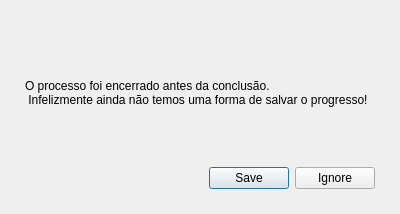
Before: the Qt Designer form widgets/cancel_dialog_base.ui in eduardo-c-siqueira/cria-memorial-qgis, drawn with Qt 5.
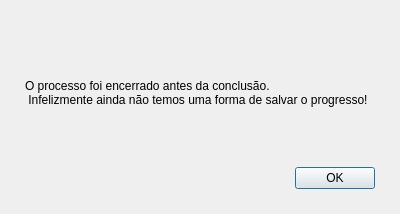
After: the same form once the commit is applied.

Commit message:
Ajuste de dialog de interrupção
- Criado novo dialog para confimação ao cancelar o processo no meio do caminho

```diff
--- a/widgets/cancel_dialog_base.ui
+++ b/widgets/cancel_dialog_base.ui
@@ -40,7 +40,7 @@
       <enum>Qt::Horizontal</enum>
      </property>
      <property name="standardButtons">
-      <set>QDialogButtonBox::Ignore|QDialogButtonBox::Save</set>
+      <set>QDialogButtonBox::Ok</set>
      </property>
     </widget>
    </item>
```
Left out of the diff: 2 changed lines with no effect on the pictures. The commit also changes 9 other files.
